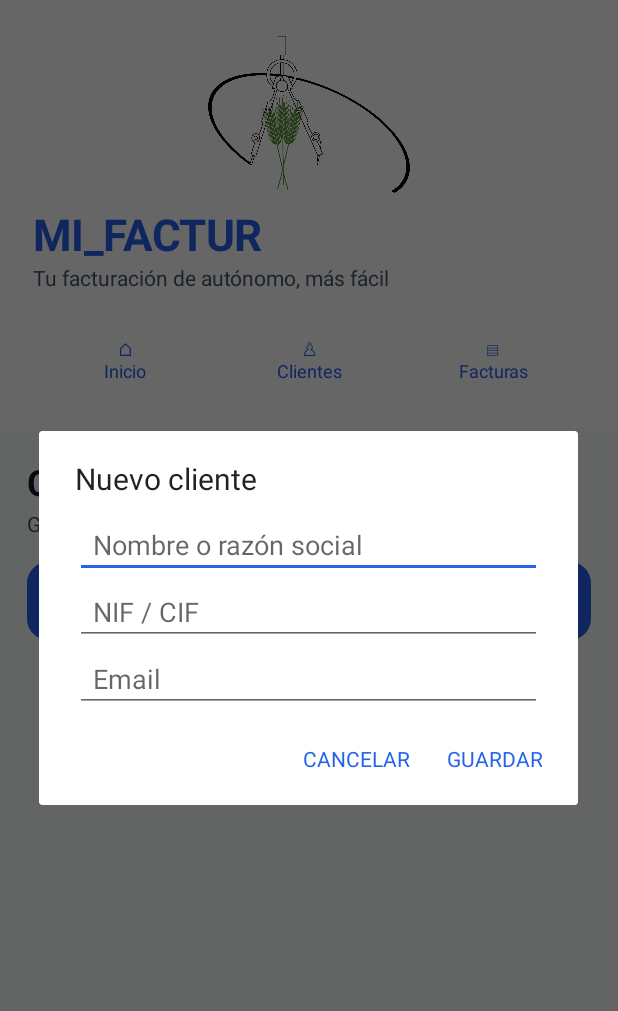
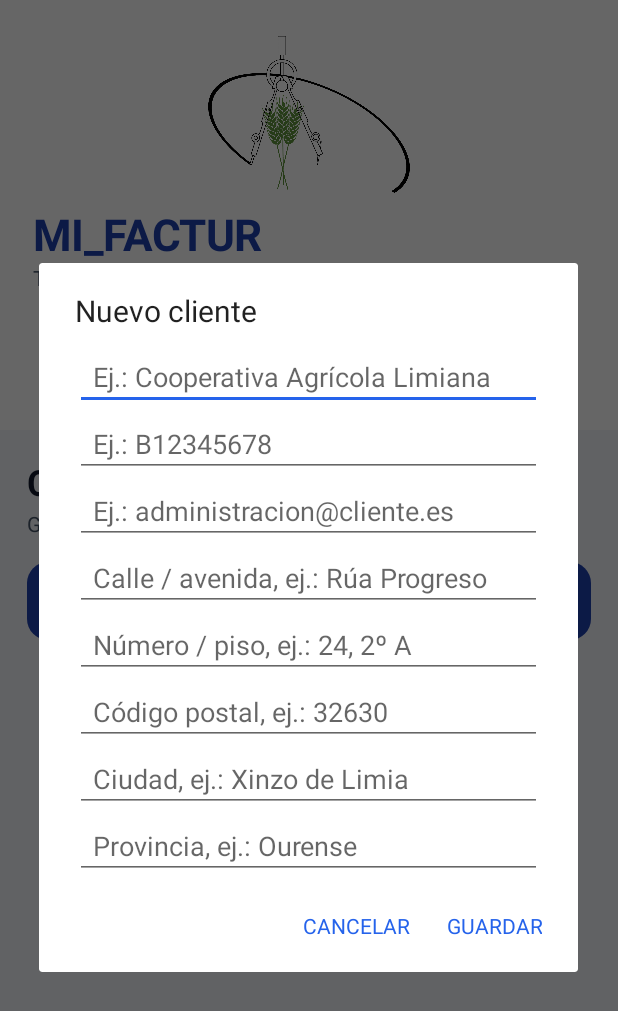
Before and after one commit to fjrodriguezing-png/MI_FACTUR, an Android app: the screen it shows after launch (MainActivity), after a tap on "＋ Nuevo cliente", on a phone screen of 412 x 824 dp. Shown: the top 1011 px of the screen. Run offline under Robolectric (Android 15) with nearby library versions, the phone set to English and light mode, and no system bars; 2 other taps on this screen came first.

Commit message:
Add files via upload

```diff
--- a/app/src/main/java/com/francisco/mifactur/MainActivity.kt
+++ b/app/src/main/java/com/francisco/mifactur/MainActivity.kt
@@ -22,7 +22,7 @@ private fun bd(s: String) = BigDecimal(s.replace(',', '.').ifBlank { "0" })
 private fun r2(v: BigDecimal) = v.setScale(2, RoundingMode.HALF_UP)
 private fun euro(v: BigDecimal) = r2(v).toPlainString().replace('.', ',') + " €"
 
-data class Client(val id: Long, val name: String, val nif: String, val email: String)
+data class Client(val id: Long, val name: String, val nif: String, val email: String, val street: String, val streetNumber: String, val postalCode: String, val city: String, val province: String)
 data class Invoice(val id: Long, val number: String, val date: String, val client: String, val nif: String, val irpfRate: BigDecimal, val base: BigDecimal, val vat: BigDecimal, val irpf: BigDecimal, val total: BigDecimal, val status: String)
 data class Line(val id: Long, val invoiceId: Long, val description: String, val qty: BigDecimal, val price: BigDecimal, val vatRate: BigDecimal, val base: BigDecimal, val vat: BigDecimal)
 
@@ -31,10 +31,10 @@ class MainActivity : Activity() {
     private lateinit var body: LinearLayout
     private var pendingBytes = ByteArray(0)
 
-    private val blue = Color.rgb(37, 99, 235)
+    private val blue = Color.rgb(30, 64, 175)
     private val navy = Color.rgb(15, 23, 42)
     private val slate = Color.rgb(71, 85, 105)
-    private val bg = Color.rgb(248, 250, 252)
+    private val bg = Color.rgb(244, 247, 251)
     private val green = Color.rgb(22, 163, 74)
     private val amber = Color.rgb(217, 119, 6)
 
@@ -152,9 +152,13 @@ class MainActivity : Activity() {
     }
 
     private fun statCard(label: String, value: String, accent: Int): LinearLayout = card().apply {
-        addView(TextView(this@MainActivity).apply { text = label; textSize = 13f; setTextColor(slate) })
+        background = rounded(when(accent) { green -> Color.rgb(240,253,244); amber -> Color.rgb(255,247,237); else -> Color.rgb(239,246,255) }, dp(20).toFloat())
+        elevation = dp(3).toFloat()
+        val stripe = View(this@MainActivity).apply { background = rounded(accent, dp(3).toFloat()) }
+        addView(stripe, LinearLayout.LayoutParams(dp(38), dp(5)).apply { setMargins(0,0,0,dp(10)) })
+        addView(TextView(this@MainActivity).apply { text = label; textSize = 12f; setTextColor(slate); setTypeface(typeface, Typeface.BOLD) })
         addView(TextView(this@MainActivity).apply {
-            text = value; textSize = 24f; setTextColor(accent); setTypeface(typeface, Typeface.BOLD); setPadding(0, dp(4), 0, 0)
+            text = value; textSize = 23f; setTextColor(accent); setTypeface(typeface, Typeface.BOLD); setPadding(0, dp(5), 0, 0)
         })
     }
 
@@ -165,6 +169,16 @@ class MainActivity : Activity() {
         val paid = invoices.count { it.status == "Pagada" }
         val pending = invoices.count { it.status == "Pendiente" }
 
+        addCard(LinearLayout(this).apply {
+            orientation = LinearLayout.HORIZONTAL
+            setPadding(dp(18),dp(16),dp(18),dp(16))
+            background = rounded(Color.rgb(30,64,175), dp(20).toFloat())
+            addView(LinearLayout(this@MainActivity).apply {
+                orientation = LinearLayout.VERTICAL
+                addView(TextView(this@MainActivity).apply { text = "Tu facturación al día"; textSize = 19f; setTextColor(Color.WHITE); setTypeface(typeface, Typeface.BOLD) })
+                addView(TextView(this@MainActivity).apply { text = "Crea facturas, controla cobros y exporta tus documentos."; textSize = 13f; setTextColor(Color.rgb(219,234,254)); setPadding(0,dp(4),0,0) })
+            }, LinearLayout.LayoutParams(0,-2,1f))
+        })
         val row1 = LinearLayout(this).apply { orientation = LinearLayout.HORIZONTAL }
         row1.addView(statCard("FACTURAS", invoices.size.toString(), blue), LinearLayout.LayoutParams(0, -2, 1f).apply { setMargins(0, 0, dp(6), 0) })
         row1.addView(statCard("FACTURADO", euro(total), green), LinearLayout.LayoutParams(0, -2, 1f).apply { setMargins(dp(6), 0, 0, 0) })
@@ -192,7 +206,7 @@ class MainActivity : Activity() {
         db.clients().forEach { c ->
             addCard(card().apply {
                 addView(TextView(this@MainActivity).apply { text = c.name; textSize = 18f; setTextColor(navy); setTypeface(typeface, Typeface.BOLD) })
-                addView(TextView(this@MainActivity).apply { text = "NIF/CIF  ${c.nif}\n${c.email}"; textSize = 14f; setTextColor(slate); setPadding(0, dp(6), 0, 0) })
+                addView(TextView(this@MainActivity).apply { text = "NIF/CIF  ${c.nif}\n${c.street}, ${c.streetNumber} · ${c.postalCode} ${c.city} (${c.province})\n${c.email}"; textSize = 14f; setTextColor(slate); setPadding(0, dp(6), 0, 0) })
             })
         }
     }
@@ -238,13 +252,22 @@ class MainActivity : Activity() {
 
     private fun clientDialog() {
         val f = form()
-        val n = input("Nombre o razón social")
-        val nif = input("NIF / CIF")
-        val email = input("Email")
-        listOf(n, nif, email).forEach { f.addView(it) }
-        AlertDialog.Builder(this).setTitle("Nuevo cliente").setView(f)
-            .setPositiveButton("Guardar") { _, _ -> if (n.text.isNotBlank()) { db.addClient(n.text.toString(), nif.text.toString(), email.text.toString()); showClients() } }
-            .setNegativeButton("Cancelar", null).show()
+        val n = input("Ej.: Cooperativa Agrícola Limiana")
+        val nif = input("Ej.: B12345678")
+        val email = input("Ej.: administracion@cliente.es")
+        val street = input("Calle / avenida, ej.: Rúa Progreso")
+        val streetNumber = input("Número / piso, ej.: 24, 2º A")
+        val postalCode = input("Código postal, ej.: 32630")
+        val city = input("Ciudad, ej.: Xinzo de Limia")
+        val province = input("Provincia, ej.: Ourense")
+        listOf(n, nif, email, street, streetNumber, postalCode, city, province).forEach { f.addView(it) }
+        AlertDialog.Builder(this).setTitle("Nuevo cliente").setView(ScrollView(this).apply { addView(f) })
+            .setPositiveButton("Guardar") { _, _ ->
+                if (n.text.isNotBlank()) {
+                    db.addClient(n.text.toString(), nif.text.toString(), email.text.toString(), street.text.toString(), streetNumber.text.toString(), postalCode.text.toString(), city.text.toString(), province.text.toString())
+                    showClients()
+                }
+            }.setNegativeButton("Cancelar", null).show()
     }
 
     private fun invoiceDialog() {
@@ -254,7 +277,22 @@ class MainActivity : Activity() {
         val root = LinearLayout(this).apply { orientation = LinearLayout.VERTICAL; setPadding(dp(22), dp(8), dp(22), dp(18)) }
         val clientLabel = TextView(this).apply { text = "1  Cliente"; textSize = 18f; setTextColor(navy); setTypeface(typeface, Typeface.BOLD) }
         val sp = Spinner(this).apply { adapter = ArrayAdapter(this@MainActivity, android.R.layout.simple_spinner_dropdown_item, clients.map { it.name }) }
+        val invoiceNumber = input("Número de factura (automático o manual)", db.nextInvoiceNumber())
         root.addView(clientLabel); root.addView(sp)
+        root.addView(TextView(this).apply { text = "Número de factura"; setTextColor(slate); setPadding(0, dp(10), 0, 0) })
+        invoiceNumber.isEnabled = false
+        invoiceNumber.setTextColor(navy)
+        invoiceNumber.background = rounded(Color.rgb(248,250,252), dp(12).toFloat())
+        val numberRow = LinearLayout(this).apply { orientation = LinearLayout.HORIZONTAL }
+        numberRow.addView(invoiceNumber, LinearLayout.LayoutParams(0, dp(54), 1f))
+        numberRow.addView(softButton("✎ Editar") {
+            invoiceNumber.isEnabled = true
+            invoiceNumber.requestFocus()
+            invoiceNumber.setSelection(invoiceNumber.text.length)
+            toast("Ahora puedes cambiar manualmente el número de factura")
+        }, LinearLayout.LayoutParams(dp(105), dp(54)).apply { setMargins(dp(8),0,0,0) })
+        root.addView(numberRow)
+        root.addView(TextView(this).apply { text = "Generado automáticamente. Pulsa Editar si quieres usar otra serie o numeración."; textSize = 12f; setTextColor(slate); setPadding(0,dp(4),0,0) })
 
         root.addView(TextView(this).apply { text = "2  Conceptos de la factura"; textSize = 18f; setTextColor(navy); setTypeface(typeface, Typeface.BOLD); setPadding(0, dp(18), 0, dp(6)) })
         val linesBox = LinearLayout(this).apply { orientation = LinearLayout.VERTICAL }
@@ -308,8 +346,8 @@ class MainActivity : Activity() {
                     val desc=a[0].text.toString().ifBlank { "Concepto ${idx+1}" }; val qty=a[1].text.toString(); val price=a[2].text.toString(); val vat=a[3].text.toString()
                     "${idx+1}. $desc\n   $qty × $price € · IVA $vat%"
                 }.joinToString("\n\n")
-                AlertDialog.Builder(this).setTitle("Vista previa de factura").setMessage("Cliente: $clientName\nEstado: ${status.selectedItem}\n\n$lineText\n\n${summary.text}\n\nSi algo no está bien, pulsa EDITAR y vuelve a los campos.").setPositiveButton("CONFIRMAR Y GUARDAR") { _,_ ->
-                    try { val parsed=drafts.map { require(it[0].text.isNotBlank()); arrayOf(it[0].text.toString(),it[1].text.toString(),it[2].text.toString(),it[3].text.toString()) }; db.addInvoice(clients[sp.selectedItemPosition],bd(irpf.text.toString()),status.selectedItem.toString(),parsed); showInvoices() } catch(e:Exception) { toast("Revisa los campos antes de confirmar") }
+                AlertDialog.Builder(this).setTitle("Vista previa de factura").setMessage("Factura: ${invoiceNumber.text}\nCliente: $clientName\nEstado: ${status.selectedItem}\n\n$lineText\n\n${summary.text}\n\nSi algo no está bien, pulsa EDITAR y vuelve a los campos.").setPositiveButton("CONFIRMAR Y GUARDAR") { _,_ ->
+                    try { val parsed=drafts.map { require(it[0].text.isNotBlank()); arrayOf(it[0].text.toString(),it[1].text.toString(),it[2].text.toString(),it[3].text.toString()) }; db.addInvoice(invoiceNumber.text.toString(),clients[sp.selectedItemPosition],bd(irpf.text.toString()),status.selectedItem.toString(),parsed); showInvoices() } catch(e:Exception) { toast("Revisa los campos antes de confirmar") }
                 }.setNegativeButton("EDITAR", null).show()
             } catch(e:Exception) { toast("Completa los conceptos antes de abrir la vista previa") }
         })
@@ -330,9 +368,17 @@ class MainActivity : Activity() {
         val doc = PdfDocument(); val page = doc.startPage(PdfDocument.PageInfo.Builder(595, 842, 1).create()); val c = page.canvas; val p = Paint(Paint.ANTI_ALIAS_FLAG)
         fun tx(s: String, y: Float, size: Float = 12f, bold: Boolean = false) { p.color = Color.BLACK; p.textSize = size; p.typeface = if (bold) Typeface.DEFAULT_BOLD else Typeface.DEFAULT; c.drawText(s, 45f, y, p) }
         val logo = BitmapFactory.decodeResource(resources, com.francisco.mifactur.R.drawable.mi_logo)
-        c.drawBitmap(logo, null, RectF(435f, 20f, 550f, 100f), p)
-        tx("MI_FACTUR", 50f, 25f, true); tx("FACTURA ${i.number}", 84f, 17f, true); tx("${i.date} · ${i.client} · ${i.nif}", 108f)
-        var y = 150f; lines.forEach { tx("${it.description}  ${it.qty} x ${euro(it.price)}  IVA ${it.vatRate}%", y); y += 24 }
+        c.drawBitmap(logo, null, RectF(415f, 18f, 550f, 112f), p)
+        tx("Francisco Javier Rodríguez Araújo", 38f, 15f, true)
+        tx("NIF 34987220B", 60f, 12f)
+        tx("Ingeniero técnico Agrícola", 80f, 12f)
+        tx("FACTURA ${i.number}", 122f, 18f, true)
+        tx("Fecha: ${i.date}", 146f)
+        val customer = db.clientForInvoice(i.id)
+        tx("CLIENTE: ${i.client} · ${i.nif}", 178f, 13f, true)
+        tx("${customer.street}, ${customer.streetNumber}", 199f)
+        tx("${customer.postalCode} ${customer.city} · ${customer.province}", 218f)
+        var y = 255f; lines.forEach { tx("${it.description}  ${it.qty} x ${euro(it.price)}  IVA ${it.vatRate}%", y); y += 24 }
         tx("Base: ${euro(i.base)}", y + 24); tx("IVA: ${euro(i.vat)}", y + 48); tx("IRPF (${i.irpfRate}%): -${euro(i.irpf)}", y + 72); tx("TOTAL: ${euro(i.total)}", y + 108, 19f, true)
         c.drawBitmap(qr(qrUrl(i)), null, RectF(365f, 625f, 545f, 805f), p); doc.finishPage(page)
         val file = File(cacheDir, "${i.number}.pdf"); FileOutputStream(file).use { doc.writeTo(it) }; doc.close(); saveDocument("${i.number}.pdf", file.readBytes(), "application/pdf")
@@ -353,20 +399,34 @@ class MainActivity : Activity() {
     private fun toast(t: String) = Toast.makeText(this, t, Toast.LENGTH_LONG).show()
 }
 
-class Db(c: Context) : SQLiteOpenHelper(c, "mifactur_visual.db", null, 1) {
+class Db(c: Context) : SQLiteOpenHelper(c, "mifactur_visual.db", null, 2) {
     override fun onCreate(d: SQLiteDatabase) {
-        d.execSQL("CREATE TABLE clients(id INTEGER PRIMARY KEY AUTOINCREMENT,name TEXT,nif TEXT,email TEXT)")
+        d.execSQL("CREATE TABLE clients(id INTEGER PRIMARY KEY AUTOINCREMENT,name TEXT,nif TEXT,email TEXT,street TEXT,street_number TEXT,postal_code TEXT,city TEXT,province TEXT)")
         d.execSQL("CREATE TABLE invoices(id INTEGER PRIMARY KEY AUTOINCREMENT,number TEXT,date TEXT,client_id INTEGER,irpf_rate TEXT,base TEXT,vat TEXT,irpf TEXT,total TEXT,status TEXT)")
         d.execSQL("CREATE TABLE lines(id INTEGER PRIMARY KEY AUTOINCREMENT,invoice_id INTEGER,description TEXT,qty TEXT,price TEXT,vat_rate TEXT,base TEXT,vat TEXT)")
     }
-    override fun onUpgrade(d: SQLiteDatabase, oldVersion: Int, newVersion: Int) {}
-    fun addClient(n: String, nif: String, email: String) { writableDatabase.execSQL("INSERT INTO clients(name,nif,email) VALUES(?,?,?)", arrayOf(n, nif, email)) }
-    fun clients(): List<Client> { val out = mutableListOf<Client>(); readableDatabase.rawQuery("SELECT id,name,nif,email FROM clients ORDER BY name", null).use { while (it.moveToNext()) out += Client(it.getLong(0), it.getString(1), it.getString(2) ?: "", it.getString(3) ?: "") }; return out }
-    fun addInvoice(c: Client, irpfRate: BigDecimal, status: String, raw: List<Array<String>>) {
+    override fun onUpgrade(d: SQLiteDatabase, oldVersion: Int, newVersion: Int) {
+        if (oldVersion < 2) {
+            listOf("street", "street_number", "postal_code", "city", "province").forEach { column ->
+                d.execSQL("ALTER TABLE clients ADD COLUMN $column TEXT DEFAULT ''")
+            }
+        }
+    }
+    fun addClient(n: String, nif: String, email: String, street: String, streetNumber: String, postalCode: String, city: String, province: String) { writableDatabase.execSQL("INSERT INTO clients(name,nif,email,street,street_number,postal_code,city,province) VALUES(?,?,?,?,?,?,?,?)", arrayOf(n,nif,email,street,streetNumber,postalCode,city,province)) }
+    fun clients(): List<Client> { val out = mutableListOf<Client>(); readableDatabase.rawQuery("SELECT id,name,nif,email,street,street_number,postal_code,city,province FROM clients ORDER BY name", null).use { while (it.moveToNext()) out += Client(it.getLong(0),it.getString(1),it.getString(2)?:"",it.getString(3)?:"",it.getString(4)?:"",it.getString(5)?:"",it.getString(6)?:"",it.getString(7)?:"",it.getString(8)?:"") }; return out }
+    fun addInvoice(manualNumber: String, c: Client, irpfRate: BigDecimal, status: String, raw: List<Array<String>>) {
         val parsed = raw.map { a -> require(a[0].isNotBlank()); val q = bd(a[1]); val p = bd(a[2]); val vr = bd(a[3]); require(q > BigDecimal.ZERO && p >= BigDecimal.ZERO); val b = r2(q * p); val vat = r2(b * vr / BigDecimal("100")); arrayOf(a[0], q.toPlainString(), p.toPlainString(), vr.toPlainString(), b.toPlainString(), vat.toPlainString()) }
         val base = r2(parsed.fold(BigDecimal.ZERO) { a, l -> a + bd(l[4]) }); val vat = r2(parsed.fold(BigDecimal.ZERO) { a, l -> a + bd(l[5]) }); val irpf = r2(base * irpfRate / BigDecimal("100")); val total = r2(base + vat - irpf)
-        val number = "F-${Calendar.getInstance().get(Calendar.YEAR)}-${String.format(Locale.US, "%04d", invoices().size + 1)}"; val date = SimpleDateFormat("dd-MM-yyyy", Locale.US).format(Date()); val d = writableDatabase; d.beginTransaction()
+        val number = manualNumber.trim().ifBlank { nextInvoiceNumber() }; val date = SimpleDateFormat("dd-MM-yyyy", Locale.US).format(Date()); val d = writableDatabase; d.beginTransaction()
         try { val cv = ContentValues().apply { put("number", number); put("date", date); put("client_id", c.id); put("irpf_rate", irpfRate.toPlainString()); put("base", base.toPlainString()); put("vat", vat.toPlainString()); put("irpf", irpf.toPlainString()); put("total", total.toPlainString()); put("status", status) }; val id = d.insertOrThrow("invoices", null, cv); parsed.forEach { l -> d.execSQL("INSERT INTO lines(invoice_id,description,qty,price,vat_rate,base,vat) VALUES(?,?,?,?,?,?,?)", arrayOf(id, l[0], l[1], l[2], l[3], l[4], l[5])) }; d.setTransactionSuccessful() } finally { d.endTransaction() }
+    }
+
+    fun nextInvoiceNumber(): String = "F-${Calendar.getInstance().get(Calendar.YEAR)}-${String.format(Locale.US, "%04d", invoices().size + 1)}"
+    fun clientForInvoice(invoiceId: Long): Client {
+        val invoice = invoices().first { it.id == invoiceId }
+        return readableDatabase.rawQuery("SELECT c.id,c.name,c.nif,c.email,c.street,c.street_number,c.postal_code,c.city,c.province FROM clients c JOIN invoices i ON c.id=i.client_id WHERE i.id=?", arrayOf(invoiceId.toString())).use {
+            it.moveToFirst(); Client(it.getLong(0),it.getString(1),it.getString(2)?:"",it.getString(3)?:"",it.getString(4)?:"",it.getString(5)?:"",it.getString(6)?:"",it.getString(7)?:"",it.getString(8)?:"")
+        }
     }
     fun invoices(): List<Invoice> { val out = mutableListOf<Invoice>(); readableDatabase.rawQuery("SELECT i.id,i.number,i.date,c.name,c.nif,i.irpf_rate,i.base,i.vat,i.irpf,i.total,i.status FROM invoices i JOIN clients c ON c.id=i.client_id ORDER BY i.id DESC", null).use { while (it.moveToNext()) out += Invoice(it.getLong(0), it.getString(1), it.getString(2), it.getString(3), it.getString(4) ?: "", bd(it.getString(5)), bd(it.getString(6)), bd(it.getString(7)), bd(it.getString(8)), bd(it.getString(9)), it.getString(10) ?: "Pendiente") }; return out }
     fun lines(id: Long): List<Line> { val out = mutableListOf<Line>(); readableDatabase.rawQuery("SELECT id,invoice_id,description,qty,price,vat_rate,base,vat FROM lines WHERE invoice_id=? ORDER BY id", arrayOf(id.toString())).use { while (it.moveToNext()) out += Line(it.getLong(0), it.getLong(1), it.getString(2), bd(it.getString(3)), bd(it.getString(4)), bd(it.getString(5)), bd(it.getString(6)), bd(it.getString(7))) }; return out }
```
